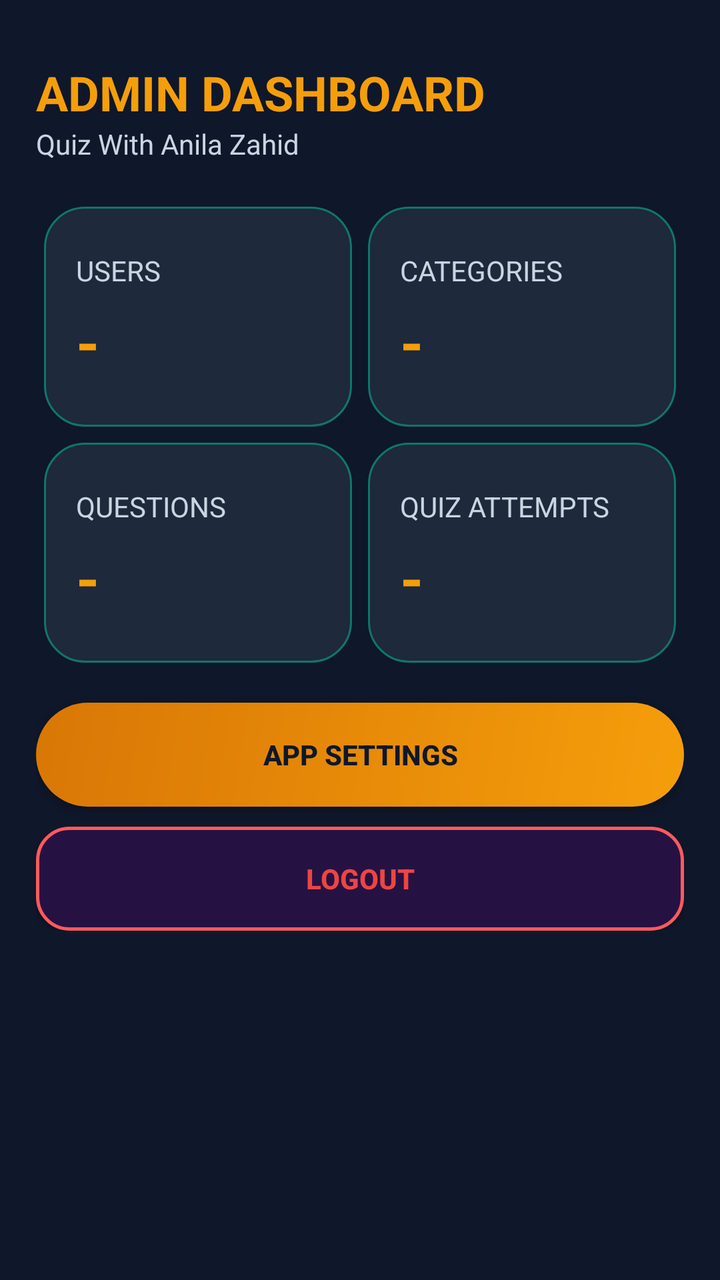
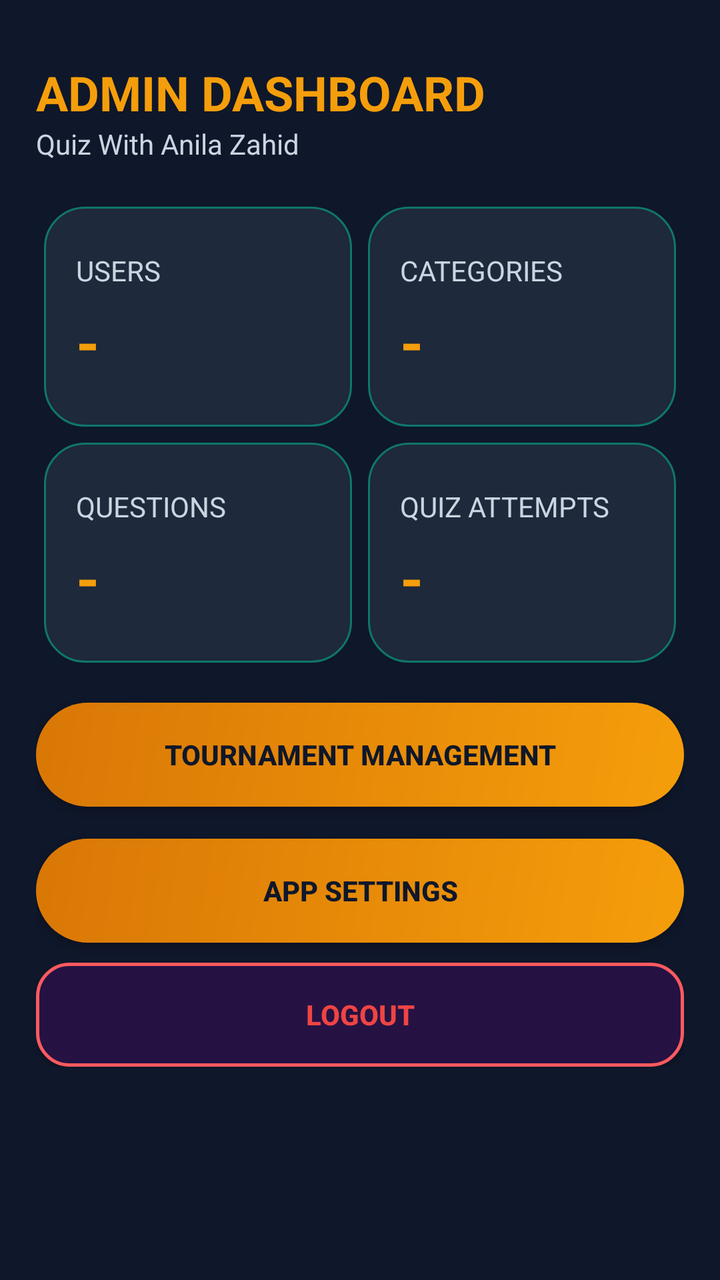

Screens rendered from an Android XML layout before and after an edit, with the pre-edit source and the edit as a unified diff.
<!-- AndroidManifest.xml: application theme Theme.JavaGoat -->
<!-- res/layout/activity_admin_dashboard.xml -->
<?xml version="1.0" encoding="utf-8"?>
<ScrollView xmlns:android="http://schemas.android.com/apk/res/android" android:layout_width="match_parent" android:layout_height="match_parent" android:background="@color/bg_app">
    <LinearLayout android:layout_width="match_parent" android:layout_height="wrap_content" android:orientation="vertical" android:padding="18dp">
        <TextView android:layout_width="wrap_content" android:layout_height="wrap_content" android:text="ADMIN DASHBOARD" android:textColor="@color/gold" android:textSize="24sp" android:textStyle="bold" android:layout_marginTop="12dp"/>
        <TextView android:layout_width="wrap_content" android:layout_height="wrap_content" android:text="Quiz With Anila Zahid" android:textColor="@color/text_secondary" android:textSize="14sp" android:layout_marginBottom="18dp"/>
        <GridLayout android:layout_width="match_parent" android:layout_height="wrap_content" android:columnCount="2" android:useDefaultMargins="true">
            <LinearLayout android:id="@+id/adminUsersCard" style="@style/AdminCard" android:orientation="vertical"><TextView android:layout_width="wrap_content" android:layout_height="wrap_content" android:text="USERS" android:textColor="@color/text_secondary"/><TextView android:id="@+id/adminUsersCount" style="@style/AdminCount" android:text="-"/></LinearLayout>
            <LinearLayout android:id="@+id/adminCategoriesCard" style="@style/AdminCard" android:orientation="vertical"><TextView android:layout_width="wrap_content" android:layout_height="wrap_content" android:text="CATEGORIES" android:textColor="@color/text_secondary"/><TextView android:id="@+id/adminCategoriesCount" style="@style/AdminCount" android:text="-"/></LinearLayout>
            <LinearLayout android:id="@+id/adminQuestionsCard" style="@style/AdminCard" android:orientation="vertical"><TextView android:layout_width="wrap_content" android:layout_height="wrap_content" android:text="QUESTIONS" android:textColor="@color/text_secondary"/><TextView android:id="@+id/adminQuestionsCount" style="@style/AdminCount" android:text="-"/></LinearLayout>
            <LinearLayout android:id="@+id/adminResultsCard" style="@style/AdminCard" android:orientation="vertical"><TextView android:layout_width="wrap_content" android:layout_height="wrap_content" android:text="QUIZ ATTEMPTS" android:textColor="@color/text_secondary"/><TextView android:id="@+id/adminResultsCount" style="@style/AdminCount" android:text="-"/></LinearLayout>
        </GridLayout>
        <androidx.appcompat.widget.AppCompatButton android:id="@+id/adminSettingsCard" android:layout_width="match_parent" android:layout_height="52dp" android:text="APP SETTINGS" android:textColor="@color/gold_text_dark" android:textStyle="bold" android:background="@drawable/bg_btn_gold" android:layout_marginTop="16dp"/>
        <androidx.appcompat.widget.AppCompatButton android:id="@+id/adminLogout" android:layout_width="match_parent" android:layout_height="52dp" android:text="LOGOUT" android:textColor="@color/error" android:textStyle="bold" android:background="@drawable/bg_btn_outline_red" android:layout_marginTop="10dp"/>
    </LinearLayout>
</ScrollView>
<!-- resources referenced by this layout -->
<resources>
  <color name="bg_app">#0F172A</color>
  <color name="error">#EF4444</color>
  <color name="gold">#F59E0B</color>
  <color name="gold_text_dark">#0F172A</color>
  <color name="text_secondary">#CBD5E1</color>
  <!-- drawable bg_btn_gold (drawable) -->
  <shape xmlns:android="http://schemas.android.com/apk/res/android">
      <gradient android:angle="135" android:startColor="#F59E0B" android:endColor="#D97706"/>
      <corners android:radius="28dp"/>
  </shape>
  <!-- drawable bg_btn_outline_red (drawable) -->
  <shape xmlns:android="http://schemas.android.com/apk/res/android">
      <solid android:color="#251243"/>
      <stroke android:width="1.5dp" android:color="#FF5A5F"/>
      <corners android:radius="16dp"/>
  </shape>
  <style name="AdminCard"><item name="android:layout_width">0dp</item><item name="android:layout_height">110dp</item><item name="android:layout_columnWeight">1</item><item name="android:background">@drawable/bg_card</item><item name="android:padding">16dp</item><item name="android:gravity">center_vertical</item></style>
  <style name="AdminCount"><item name="android:layout_width">wrap_content</item><item name="android:layout_height">wrap_content</item><item name="android:textColor">@color/gold</item><item name="android:textSize">30sp</item><item name="android:textStyle">bold</item><item name="android:layout_marginTop">6dp</item></style>
  <style name="Theme.JavaGoat" parent="Theme.MaterialComponents.Light.NoActionBar">
          <item name="colorPrimary">@color/primary_purple</item>
          <item name="colorPrimaryDark">@color/bg_app</item>
          <item name="colorAccent">@color/gold</item>
          <item name="android:windowBackground">@color/bg_app</item>
          <item name="android:statusBarColor">@color/bg_app</item>
          <item name="android:windowLightStatusBar">false</item>
          <item name="android:navigationBarColor">@color/surface</item>
          <item name="android:windowLightNavigationBar" tools:targetApi="o_mr1">false</item>
      </style>
  <!-- drawable bg_card (drawable) -->
  <shape xmlns:android="http://schemas.android.com/apk/res/android">
      <solid android:color="@color/card"/>
      <stroke android:width="1dp" android:color="@color/primary_purple"/>
      <corners android:radius="20dp"/>
  </shape>
  <color name="primary_purple">#0F766E</color>
  <color name="surface">#134E4A</color>
  <color name="card">#1E293B</color>
</resources>

<!-- the commit's change to res/layout/activity_admin_dashboard.xml (unified diff, before → after) -->
@@ -9,6 +9,7 @@
             <LinearLayout android:id="@+id/adminQuestionsCard" style="@style/AdminCard" android:orientation="vertical"><TextView android:layout_width="wrap_content" android:layout_height="wrap_content" android:text="QUESTIONS" android:textColor="@color/text_secondary"/><TextView android:id="@+id/adminQuestionsCount" style="@style/AdminCount" android:text="-"/></LinearLayout>
             <LinearLayout android:id="@+id/adminResultsCard" style="@style/AdminCard" android:orientation="vertical"><TextView android:layout_width="wrap_content" android:layout_height="wrap_content" android:text="QUIZ ATTEMPTS" android:textColor="@color/text_secondary"/><TextView android:id="@+id/adminResultsCount" style="@style/AdminCount" android:text="-"/></LinearLayout>
         </GridLayout>
+        <androidx.appcompat.widget.AppCompatButton android:id="@+id/adminTournamentsCard" android:layout_width="match_parent" android:layout_height="52dp" android:text="TOURNAMENT MANAGEMENT" android:textColor="@color/gold_text_dark" android:textStyle="bold" android:background="@drawable/bg_btn_gold" android:layout_marginTop="16dp"/>
         <androidx.appcompat.widget.AppCompatButton android:id="@+id/adminSettingsCard" android:layout_width="match_parent" android:layout_height="52dp" android:text="APP SETTINGS" android:textColor="@color/gold_text_dark" android:textStyle="bold" android:background="@drawable/bg_btn_gold" android:layout_marginTop="16dp"/>
         <androidx.appcompat.widget.AppCompatButton android:id="@+id/adminLogout" android:layout_width="match_parent" android:layout_height="52dp" android:text="LOGOUT" android:textColor="@color/error" android:textStyle="bold" android:background="@drawable/bg_btn_outline_red" android:layout_marginTop="10dp"/>
     </LinearLayout>
